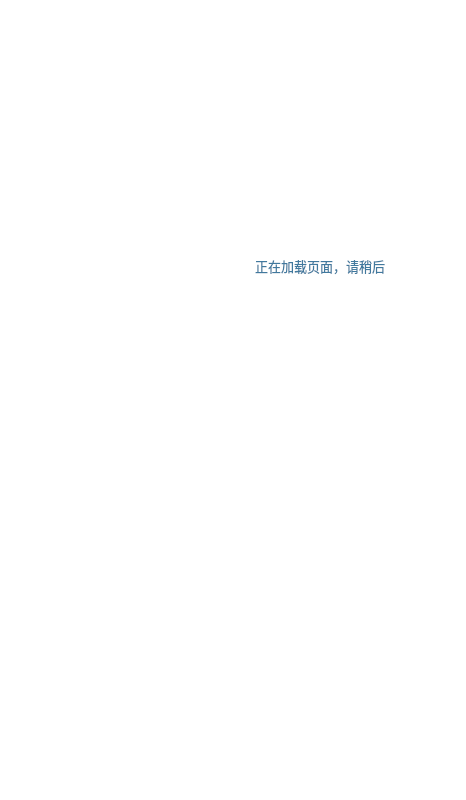
Old version of the form pages/BusyPage.ui in the repository wps139hf/app.
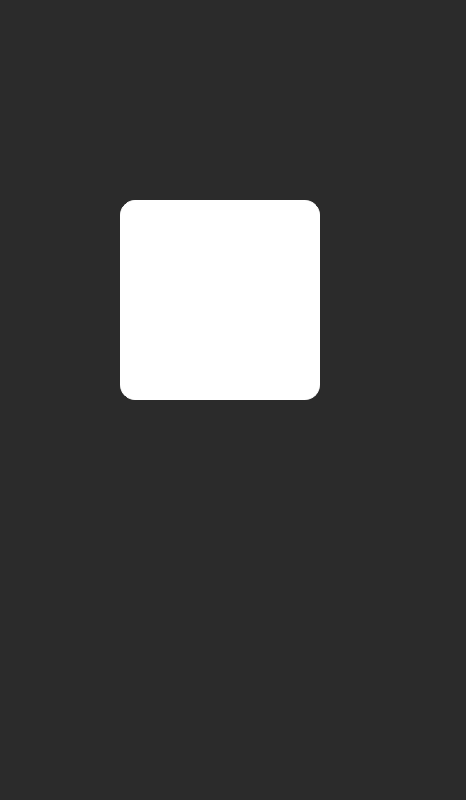
New version of the form.

Commit message: update busy page; update room list;

Patch:
```diff
--- a/pages/BusyPage.ui
+++ b/pages/BusyPage.ui
@@ -20,16 +20,30 @@
    <string>Form</string>
   </property>
   <property name="autoFillBackground">
-   <bool>true</bool>
+   <bool>false</bool>
   </property>
   <property name="styleSheet">
-   <string notr="true">background-color: rgb(255, 255, 255);</string>
+   <string notr="true">background-color: rgb(0, 0, 0, 150);</string>
+  </property>
+  <widget class="QWidget" name="tray" native="true">
+   <property name="geometry">
+    <rect>
+     <x>120</x>
+     <y>200</y>
+     <width>200</width>
+     <height>200</height>
+    </rect>
+   </property>
+   <property name="styleSheet">
+    <string notr="true">background-color: rgb(255, 255, 255);
+border:1px solid rgb(255, 255, 255);
+border-radius:15px;</string>
   </property>
   <widget class="QLabel" name="gifLabel">
    <property name="geometry">
     <rect>
-     <x>170</x>
-     <y>70</y>
+      <x>50</x>
+      <y>50</y>
      <width>100</width>
      <height>100</height>
     </rect>
@@ -40,41 +54,16 @@
      <height>100</height>
     </size>
    </property>
+    <property name="maximumSize">
+     <size>
+      <width>100</width>
+      <height>100</height>
+     </size>
+    </property>
    <property name="text">
     <string/>
    </property>
   </widget>
-  <widget class="QLabel" name="textLabel">
-   <property name="geometry">
-    <rect>
-     <x>170</x>
-     <y>250</y>
-     <width>300</width>
-     <height>31</height>
-    </rect>
-   </property>
-   <property name="minimumSize">
-    <size>
-     <width>300</width>
-     <height>30</height>
-    </size>
-   </property>
-   <property name="font">
-    <font>
-     <family>幼圆</family>
-     <pointsize>10</pointsize>
-    </font>
-   </property>
-   <property name="styleSheet">
-    <string notr="true">background:white;
-color:rgb(65,121,158);</string>
-   </property>
-   <property name="text">
-    <string>正在加载页面，请稍后</string>
-   </property>
-   <property name="alignment">
-    <set>Qt::AlignCenter</set>
-   </property>
   </widget>
  </widget>
  <resources/>
```
Lines whose indentation alone changed are shown as unchanged. The commit also changes 3 other files.
